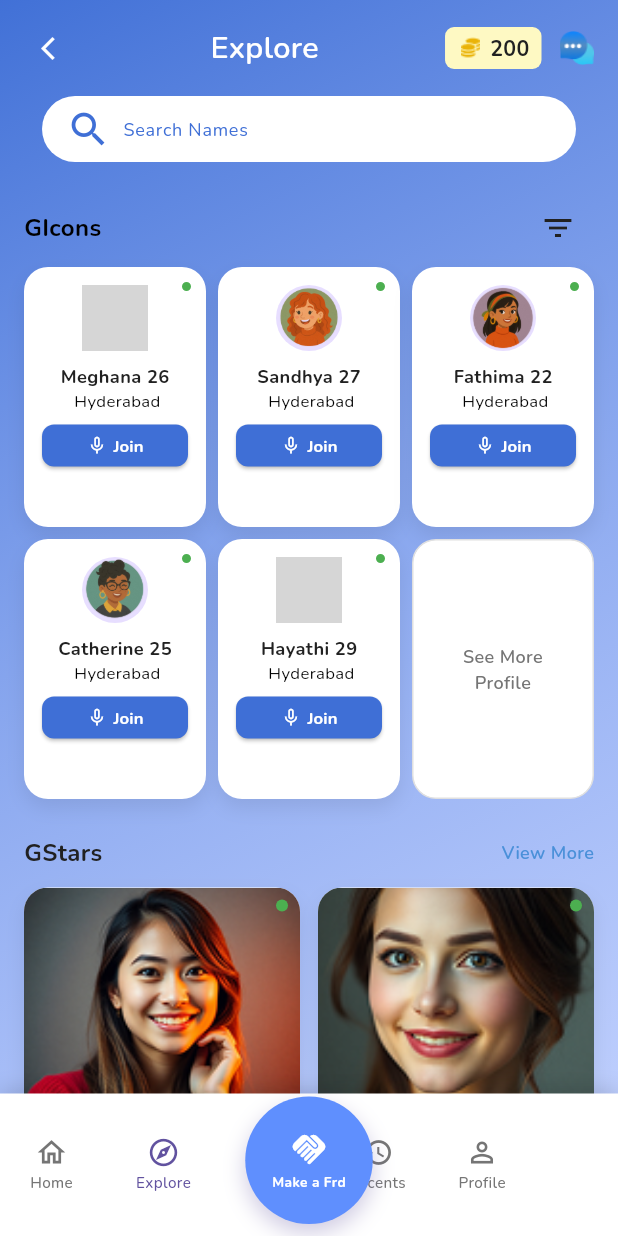
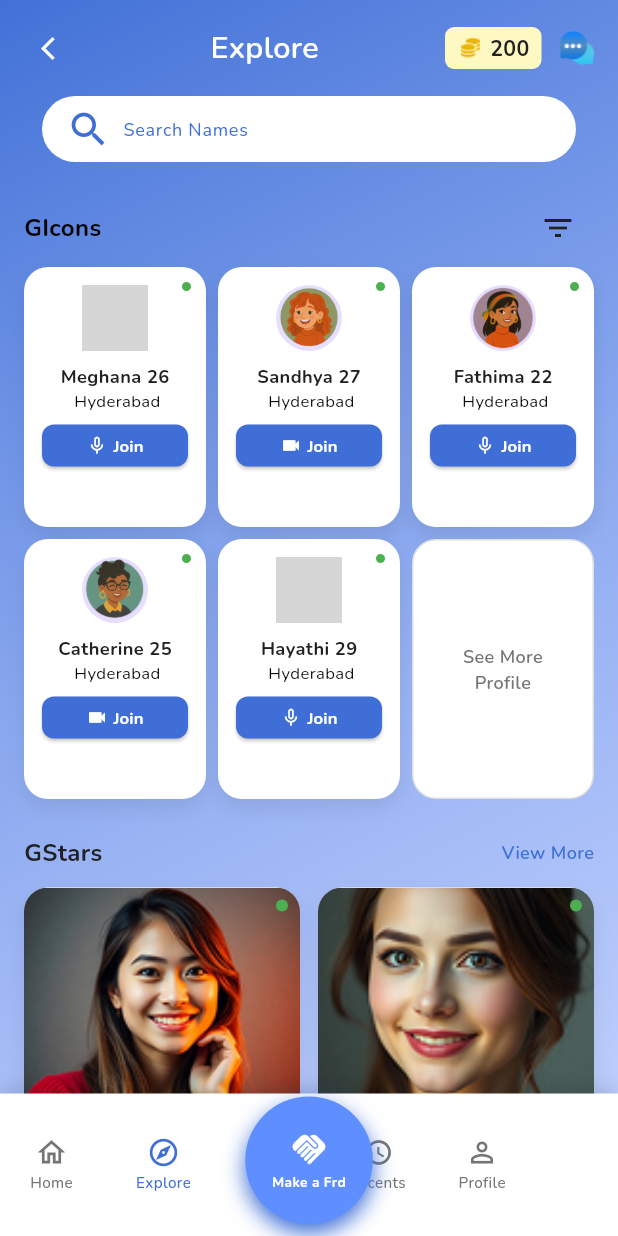
Before and after one commit to sanashajiya/little_hearts, a Flutter app: the _ExploreView screen opened directly, after a tap on "Friend Zone", on a phone screen of 412 x 824 dp. Run offline on Flutter 3.47's test engine with Material 3 defaults, Android fonts, the phone set to English and light mode, and no system bars; our stand-ins replace dartz, dio, equatable, flutter_bloc, get_it, go_router and 1 more; grey boxes are pictures that could not be loaded.

Commit message:
random audio call, vedio call icon on the call button

```diff
--- a/lib/features/explore/domain/entities/gicon.dart
+++ b/lib/features/explore/domain/entities/gicon.dart
@@ -1,9 +1,15 @@
+enum CallType {
+  audio,
+  video,
+}
+
 class GIcon {
   final String name;
   final int age;
   final String location;
   final String imageAsset;
   final bool isOnline;
+  final CallType callType;
 
   const GIcon({
     required this.name,
@@ -11,5 +17,6 @@ class GIcon {
     required this.location,
     required this.imageAsset,
     this.isOnline = true,
+    this.callType = CallType.audio,
   });
 }
--- a/lib/features/explore/domain/entities/gstar.dart
+++ b/lib/features/explore/domain/entities/gstar.dart
@@ -1,9 +1,12 @@
+import 'gicon.dart';
+
 class GStar {
   final String name;
   final int age;
   final String location;
   final String imageAsset;
   final bool isOnline;
+  final CallType callType;
 
   const GStar({
     required this.name,
@@ -11,5 +14,6 @@ class GStar {
     required this.location,
     required this.imageAsset,
     this.isOnline = true,
+    this.callType = CallType.audio,
   });
 }
--- a/lib/features/explore/presentation/bloc/explore_bloc.dart
+++ b/lib/features/explore/presentation/bloc/explore_bloc.dart
@@ -1,3 +1,4 @@
+import 'dart:math';
 import 'package:flutter_bloc/flutter_bloc.dart';
 
 import '../../domain/entities/gicon.dart';
@@ -6,6 +7,8 @@ import 'explore_event.dart';
 import 'explore_state.dart';
 
 class ExploreBloc extends Bloc<ExploreEvent, ExploreState> {
+  final Random _random = Random();
+
   ExploreBloc() : super(const ExploreState()) {
     on<ExploreInitialized>(_onInitialized);
     on<ExploreFilterChanged>(_onFilterChanged);
@@ -14,86 +17,102 @@ class ExploreBloc extends Bloc<ExploreEvent, ExploreState> {
     on<ShowInitialView>(_onShowInitialView);
   }
 
+  CallType _getRandomCallType() {
+    return _random.nextBool() ? CallType.audio : CallType.video;
+  }
+
   void _onInitialized(
     ExploreInitialized event,
     Emitter<ExploreState> emit,
   ) {
-    // Static data; later can be replaced with repository calls.
-    const gIcons = [
+    // Static data with random call types; later can be replaced with repository calls.
+    final gIcons = [
       GIcon(
         name: 'Meghana',
         age: 26,
         location: 'Hyderabad',
         imageAsset: 'assets/images/gicon1.png',
+        callType: _getRandomCallType(),
       ),
       GIcon(
         name: 'Sandhya',
         age: 27,
         location: 'Hyderabad',
         imageAsset: 'assets/images/gicon2.png',
+        callType: _getRandomCallType(),
       ),
       GIcon(
         name: 'Fathima',
         age: 22,
         location: 'Hyderabad',
         imageAsset: 'assets/images/gicon3.png',
+        callType: _getRandomCallType(),
       ),
       GIcon(
         name: 'Catherine',
         age: 25,
         location: 'Hyderabad',
         imageAsset: 'assets/images/gicon4.png',
+        callType: _getRandomCallType(),
       ),
       GIcon(
         name: 'Hayathi',
         age: 29,
         location: 'Hyderabad',
         imageAsset: 'assets/images/gicon5.png',
+        callType: _getRandomCallType(),
       ),
       GIcon(
         name: 'Suhana',
         age: 24,
         location: 'Hyderabad',
         imageAsset: 'assets/images/gicon6.png',
+        callType: _getRandomCallType(),
       ),
       GIcon(
         name: 'Divya',
         age: 23,
         location: 'Hyderabad',
         imageAsset: 'assets/images/gicon7.png',
+        callType: _getRandomCallType(),
       ),
       GIcon(
         name: 'Anjali',
         age: 28,
         location: 'Hyderabad',
         imageAsset: 'assets/images/gicon8.png',
+        callType: _getRandomCallType(),
       ),
     ];
 
-    const gStars = [
+    final gStars = [
       GStar(
         name: 'Divi234',
         age: 26,
         location: 'Hyderabad',
         imageAsset: 'assets/images/gstar1.png',
+        callType: _getRandomCallType(),
       ),
       GStar(
         name: 'Akhila212',
         age: 28,
         location: 'Hyderabad',
         imageAsset: 'assets/images/gstar2.png',
+        callType: _getRandomCallType(),
       ),
       GStar(
         name: 'Swaroopa',
         age: 22,
         location: 'Hyderabad',
         imageAsset: 'assets/images/gstar3.png',
+        callType: _getRandomCallType(),
       ),
       GStar(
         name: 'Hasini324@',
         age: 28,
         location: 'Hyderabad',
         imageAsset: 'assets/images/gstar4.png',
+        callType: _getRandomCallType(),
       ),
     ];
 
--- a/lib/features/explore/presentation/screens/explore_screen.dart
+++ b/lib/features/explore/presentation/screens/explore_screen.dart
@@ -341,7 +341,7 @@ class _ExploreView extends StatelessWidget {
                 style: TextStyle(
                   fontSize: 12,
                   fontWeight: FontWeight.w600,
-                  color: AppColors.textLink,
+                  color: AppColors.friendModeDark,
                 ),
               ),
             ),
--- a/lib/features/explore/presentation/widgets/explore_bottom_nav.dart
+++ b/lib/features/explore/presentation/widgets/explore_bottom_nav.dart
@@ -80,7 +80,7 @@ class ExploreBottomNav extends StatelessWidget {
                   shape: BoxShape.circle,
                   boxShadow: [
                     BoxShadow(
-                      color: AppColors.primary.withOpacity(0.3),
+                      color: AppColors.friendModeDark,
                       blurRadius: 12,
                       offset: const Offset(0, 6),
                     ),
@@ -117,7 +117,7 @@ class ExploreBottomNav extends StatelessWidget {
     required bool isSelected,
     required VoidCallback onTap,
   }) {
-    final color = isSelected ? AppColors.primary : AppColors.textSecondary;
+    final color = isSelected ? AppColors.friendModeDark : AppColors.textSecondary;
     return GestureDetector(
       onTap: onTap,
       child: Column(
--- a/lib/features/explore/presentation/widgets/gicon_card.dart
+++ b/lib/features/explore/presentation/widgets/gicon_card.dart
@@ -84,14 +84,16 @@ class GIconCard extends StatelessWidget {
                 onPressed: onJoin,
                 child: Row(
                   mainAxisAlignment: MainAxisAlignment.center,
-                  children: const [
+                  children: [
                     Icon(
-                      Icons.mic_none,
+                      gIcon.callType == CallType.audio
+                          ? Icons.mic_none
+                          : Icons.videocam,
                       size: 14,
                       color: Colors.white,
                     ),
-                    SizedBox(width: 4),
-                    CustomText(
+                    const SizedBox(width: 4),
+                    const CustomText(
                       text: 'Join',
                       fontSize: 11,
                       fontWeight: FontWeightType.bold,
--- a/lib/features/explore/presentation/widgets/gstar_card.dart
+++ b/lib/features/explore/presentation/widgets/gstar_card.dart
@@ -1,6 +1,7 @@
 import 'package:flutter/material.dart';
 
 import '../../domain/entities/gstar.dart';
+import '../../domain/entities/gicon.dart';
 import '../../../../core/constants/custom_text.dart';
 import '../../../../core/theme/app_colors.dart';
 
@@ -94,14 +95,16 @@ class GStarCard extends StatelessWidget {
                       onPressed: onJoin,
                       child: Row(
                         mainAxisAlignment: MainAxisAlignment.center,
-                        children: const [
+                        children: [
                           Icon(
-                            Icons.mic_none,
+                            gStar.callType == CallType.audio
+                                ? Icons.mic_none
+                                : Icons.videocam,
                             size: 14,
                             color: Colors.white,
                           ),
-                          SizedBox(width: 4),
-                          CustomText(
+                          const SizedBox(width: 4),
+                          const CustomText(
                             text: 'Join',
                             fontSize: 11,
                             fontWeight: FontWeightType.bold,
```
